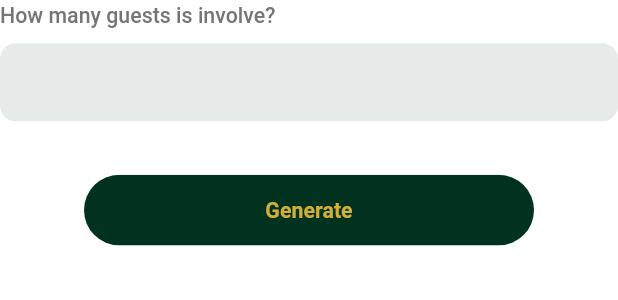
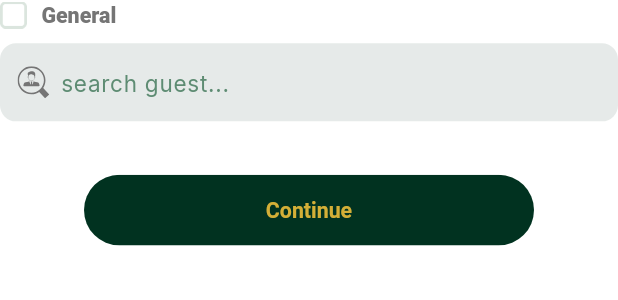
Before and after one commit to devpitch/mj25-mobile, a Flutter app: the GuestListSheet widget shown alone on an empty page, opened directly, on a phone screen of 412 x 824 dp. Shown: the top 300 px of the screen. Run offline on Flutter 3.47's test engine with Material 3 defaults, Android fonts, the phone set to English and light mode, and no system bars; drawn by our look-alikes of skeletonizer; our stand-ins replace another_flushbar, connectivity_plus, dio, dotted_border, flutter_hooks, flutter_image_compress and 19 more; missing offline and left inert: syncfusion_flutter_barcodes; accounts and stored records are empty; Roboto replaces fonts that are missing (SFProDisplay).

Commit message:
wip: just for now

```diff
--- a/lib/cores/utils/assets_mangment.dart
+++ b/lib/cores/utils/assets_mangment.dart
@@ -18,5 +18,6 @@ class AppImage {
   static const String copyIcon = "${svgBaseUrl}copy.svg";
   static const String deleteIcon = "${svgBaseUrl}delete.svg";
   static const String uploadIcon = "${svgBaseUrl}upload.svg";
+  static const String searchIcon = "${svgBaseUrl}search.svg";
   static const String attendanceIcon = "${svgBaseUrl}attendance.svg";
 }
--- a/lib/modules/dashboard/widgets/dashboard_widgets_exporter.dart
+++ b/lib/modules/dashboard/widgets/dashboard_widgets_exporter.dart
@@ -3,5 +3,6 @@ export 'guest_list_builder.dart';
 export 'guest_list_sheet.dart';
 export 'guet_recent_scanned_builder.dart';
 export 'link_list_builder.dart';
+export 'tagged_guest_builder.dart';
 export 'upload_builder.dart';
 export 'user_count_bottom_sheet.dart';
--- a/lib/modules/dashboard/widgets/guest_list_sheet.dart
+++ b/lib/modules/dashboard/widgets/guest_list_sheet.dart
@@ -1,6 +1,8 @@
 import 'package:event_handler/config/theme/app_theme.dart';
+import 'package:event_handler/cores/utils/assets_mangment.dart';
 import 'package:event_handler/cores/utils/custom_textfield.dart';
 import 'package:event_handler/cores/utils/hex_color.dart';
+import 'package:event_handler/cores/utils/icon_builder.dart';
 import 'package:event_handler/cores/widgets/custom_text.dart';
 import 'package:event_handler/cores/widgets/rydmie_button.dart';
 import 'package:flutter/material.dart';
@@ -14,24 +16,33 @@ class GuestListSheet extends StatelessWidget {
     return Column(
       crossAxisAlignment: CrossAxisAlignment.start,
       children: [
-        CustomText(
-          text: "How many guests is involve?",
-          size: 16,
-          weight: FontWeight.w500,
-          color: context.contentTertiary,
+        Row(
+          children: [
+            IconBuilder(iconPath: AppImage.check, size: 18),
+            10.horizontalSpace,
+            CustomText(
+              text: "General",
+              size: 16,
+              weight: FontWeight.w800,
+              color: context.contentTertiary,
+            ),
+          ],
         ),
         10.verticalSpace,
         CustomLabelTextField(
-          hintText: "",
-          isNumber: true,
+          hintText: "search guest...",
           hintColor: HexColor("#5E8C73"),
+          prefixIcon: IconBuilder(
+            iconPath: AppImage.searchIcon,
+            color: context.contentTertiary,
+          ),
         ),
         40.verticalSpace,
         EventButton(
           width: 300,
-          text: "Generate",
+          text: "Continue",
           onClick: () {
-            Navigator.pop(context);
+            // Navigator.pop(context);
           },
         ),
       ],
```
Also changed, not shown: lib/modules/dashboard/screens/photo_details_screen.dart (+2 -65 lines), lib/modules/dashboard/widgets/tagged_guest_builder.dart (added, +104 -0 lines), lib/modules/dashboard/widgets/upload_builder.dart (+12 -5 lines), assets/svgs/search.svg (added).
